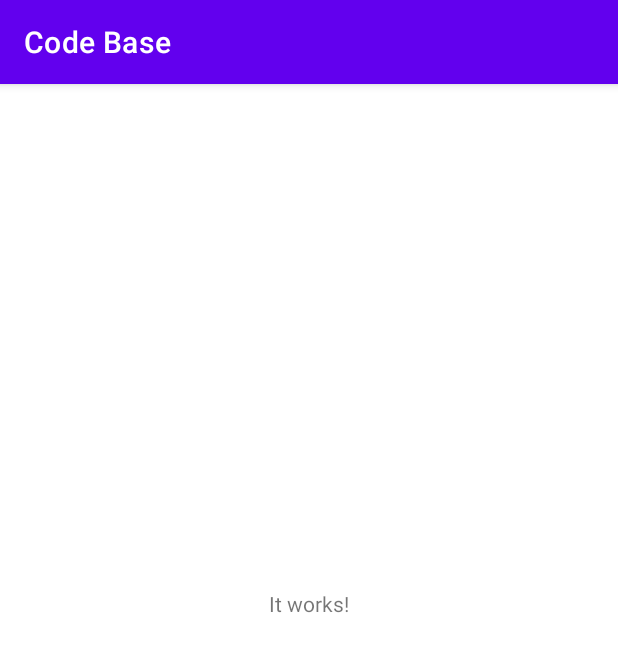
After one commit to tarcisiocipriano/android-code-base, an Android app: the SimpleActivity screen opened directly, with no data from a screen before it, on a phone screen of 412 x 824 dp. The commit adds this screen. Shown: the top 652 px of the screen. Run offline under Robolectric (Android 15) with nearby library versions, the phone set to English and light mode, and no system bars.

Commit message:
open simple activity

```diff
--- a/app/src/main/AndroidManifest.xml
+++ b/app/src/main/AndroidManifest.xml
@@ -9,6 +9,7 @@
         android:roundIcon="@mipmap/ic_launcher_round"
         android:supportsRtl="true"
         android:theme="@style/Theme.Code_base">
+        <activity android:name=".SimpleActivity"></activity>
         <activity android:name=".MainActivity">
             <intent-filter>
                 <action android:name="android.intent.action.MAIN" />
--- a/app/src/main/java/cesar/school/code_base/MainActivity.kt
+++ b/app/src/main/java/cesar/school/code_base/MainActivity.kt
@@ -1,5 +1,6 @@
 package cesar.school.code_base
 
+import android.content.Intent
 import androidx.appcompat.app.AppCompatActivity
 import android.os.Bundle
 import android.widget.Toast
@@ -17,5 +18,10 @@ class MainActivity : AppCompatActivity() {
         binding.buttonViewBinding.setOnClickListener {
             Toast.makeText(this, this.getString(R.string.button_view_binding_working), Toast.LENGTH_SHORT).show()
         }
+
+        binding.buttonOpenActivity.setOnClickListener {
+            val simpleActivity = Intent(this, SimpleActivity::class.java)
+            startActivity(simpleActivity)
+        }
     }
 }
--- /dev/null
+++ b/app/src/main/java/cesar/school/code_base/SimpleActivity.kt
@@ -0,0 +1,11 @@
+package cesar.school.code_base
+
+import androidx.appcompat.app.AppCompatActivity
+import android.os.Bundle
+
+class SimpleActivity : AppCompatActivity() {
+    override fun onCreate(savedInstanceState: Bundle?) {
+        super.onCreate(savedInstanceState)
+        setContentView(R.layout.activity_simple)
+    }
+}
--- /dev/null
+++ b/app/src/main/res/layout/activity_simple.xml
@@ -0,0 +1,20 @@
+<?xml version="1.0" encoding="utf-8"?>
+<androidx.constraintlayout.widget.ConstraintLayout xmlns:android="http://schemas.android.com/apk/res/android"
+    xmlns:app="http://schemas.android.com/apk/res-auto"
+    xmlns:tools="http://schemas.android.com/tools"
+    android:layout_width="match_parent"
+    android:layout_height="match_parent"
+    tools:context=".SimpleActivity">
+
+    <TextView
+        android:id="@+id/textView2"
+        android:layout_width="wrap_content"
+        android:layout_height="wrap_content"
+        android:text="@string/worked"
+        app:layout_constraintBottom_toBottomOf="parent"
+        app:layout_constraintEnd_toEndOf="parent"
+        app:layout_constraintStart_toStartOf="parent"
+        app:layout_constraintTop_toTopOf="parent"
+        app:layout_constraintVertical_bias="0.45" />
+
+</androidx.constraintlayout.widget.ConstraintLayout>
--- a/app/src/main/res/values/strings.xml
+++ b/app/src/main/res/values/strings.xml
@@ -3,4 +3,6 @@
     <string name="welcome_text">Hello World</string>
     <string name="button_view_binding">View Binding Test</string>
     <string name="button_view_binding_working">View Binding test working</string>
+    <string name="button_open_activity">Open Activity</string>
+    <string name="worked">It works!</string>
 </resources>
```
Also changed, not shown: app/src/main/res/layout/activity_main.xml (+11 -0 lines), 1 other file.
